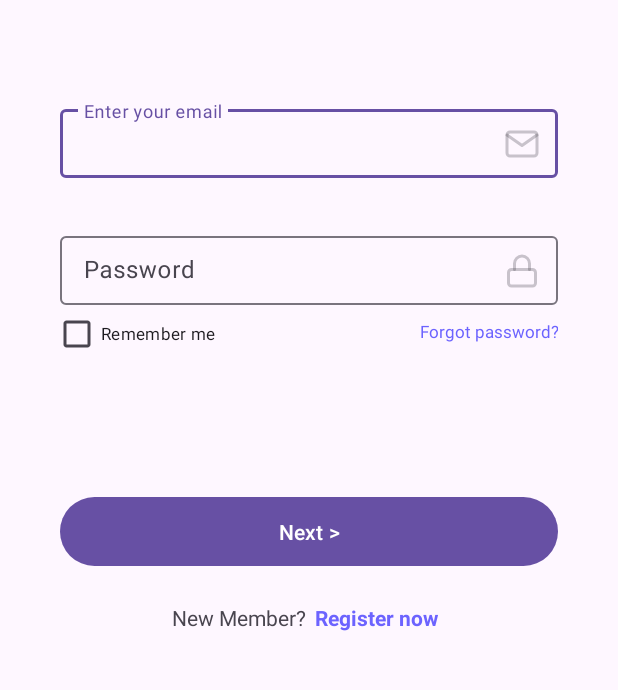
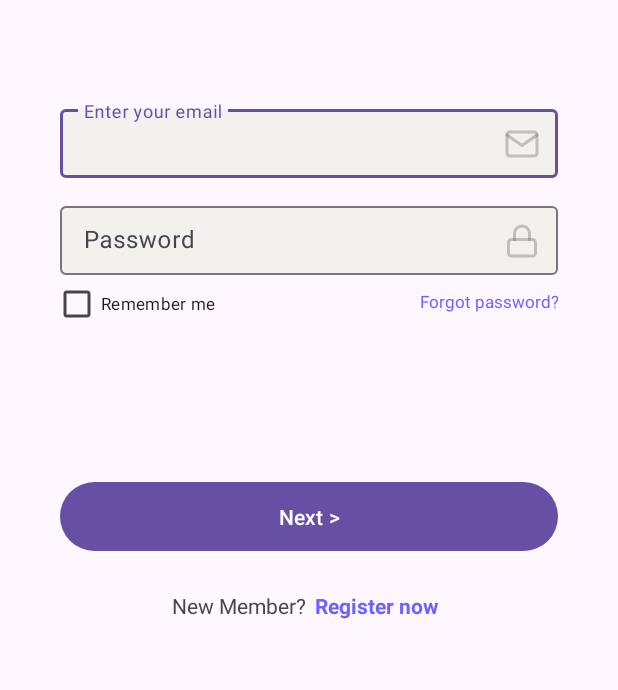
Before and after one commit to serkan-bayram/ma-assignment, an Android app: the screen it shows after launch (SignInActivity), on a phone screen of 412 x 824 dp, the part 479-1169 px from its top. Run offline under Robolectric (Android 15) with nearby library versions, the phone set to English and light mode, and no system bars.

Commit message:
Add background color to sign in inputs

```diff
--- a/app/src/main/res/layout/sign_in_activity.xml
+++ b/app/src/main/res/layout/sign_in_activity.xml
@@ -15,10 +15,10 @@
         app:endIconContentDescription="@string/mail_icon_content_description"
         app:endIconDrawable="@drawable/mail"
         app:endIconMode="custom"
+        app:boxBackgroundColor="#f2f1ed"
         app:layout_constraintBottom_toBottomOf="parent"
         app:layout_constraintEnd_toEndOf="parent"
         app:layout_constraintStart_toStartOf="parent"
-
         app:layout_constraintTop_toTopOf="parent">
 
 
@@ -36,11 +36,12 @@
         app:endIconContentDescription="@string/lock_icon_content_description"
         app:endIconDrawable="@drawable/lock"
         app:endIconMode="custom"
+        app:boxBackgroundColor="#f2f1ed"
         app:layout_constraintBottom_toBottomOf="parent"
         app:layout_constraintEnd_toEndOf="parent"
         app:layout_constraintStart_toStartOf="parent"
         app:layout_constraintTop_toBottomOf="@+id/emailInput"
-        app:layout_constraintVertical_bias="0.1"
+        app:layout_constraintVertical_bias="0.04"
         >
 
         <com.google.android.material.textfield.TextInputEditText
```
